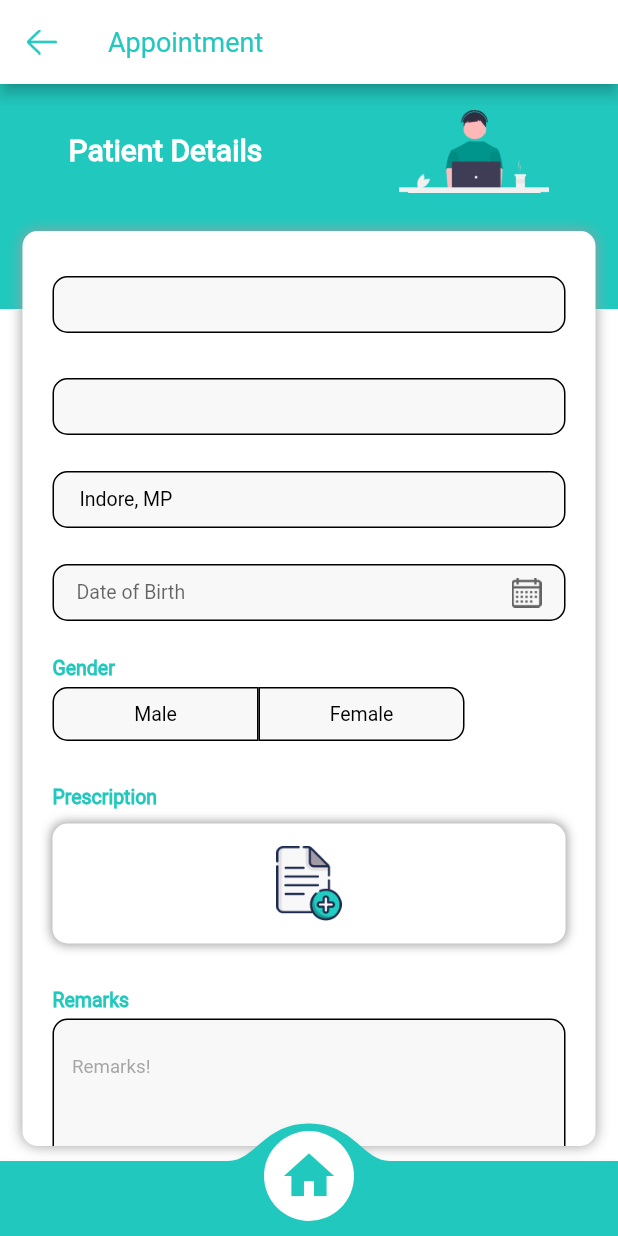
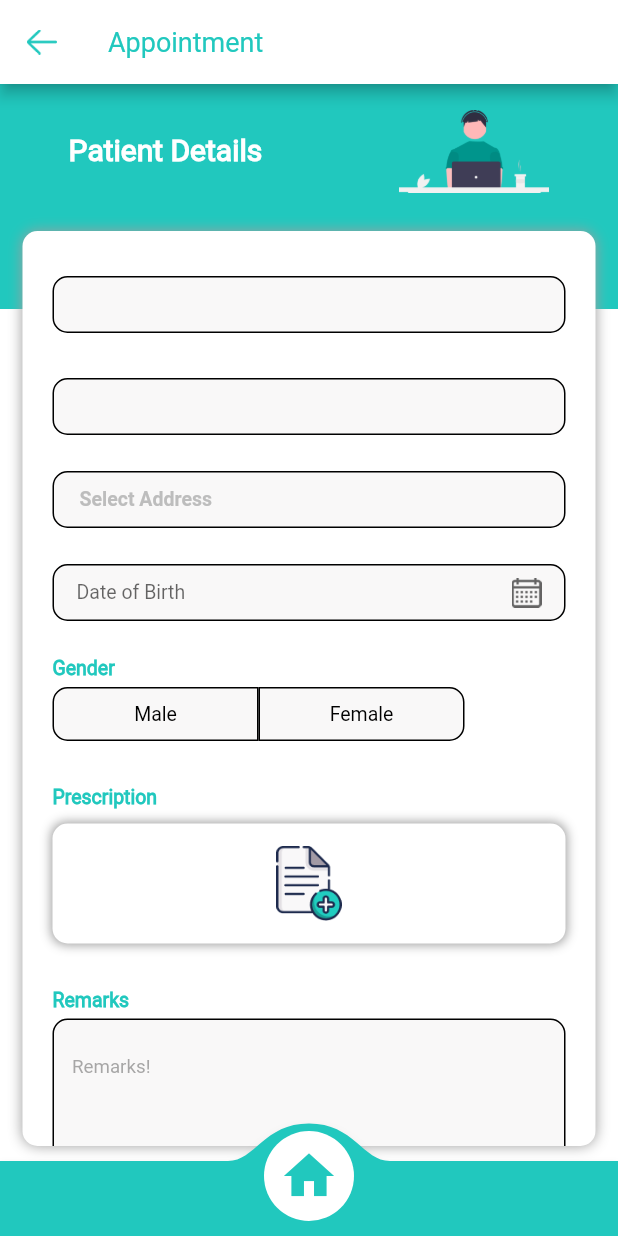
Before and after one commit to snehaagrawal070301/homelabz, a Flutter app: the BookingScreen screen opened directly, on a phone screen of 412 x 824 dp. Run offline on Flutter 3.47's test engine with Material 2 defaults, Android fonts, the phone set to English and light mode, and no system bars; drawn by our look-alikes of convex_bottom_bar; our stand-ins replace dio, dotted_border, file_picker, firebase_core, firebase_messaging, flutter_local_notifications and 7 more; missing offline and left inert: advance_pdf_viewer, ext_storage, stripe_payment; accounts and stored records are empty; Roboto replaces fonts that are missing (customLight).

Commit message:
address api changes 30th march

```diff
--- a/lib/Screens/BookingScreen.dart
+++ b/lib/Screens/BookingScreen.dart
@@ -70,7 +70,7 @@ class BookingScreenState extends State<BookingScreen> {
   LabResponse labName;
   DoctorResponse doctorName;
   SharedPreferences preferences;
-  String searchAddress = "Indore, MP";
+  String searchAddress = "";
   bool _loadingPath = false;
   bool _multiPick = true;
   String _fileName;
--- a/lib/Screens/BookingUpdate.dart
+++ b/lib/Screens/BookingUpdate.dart
@@ -68,7 +68,7 @@ class BookingUpdateState extends State<BookingUpdate> {
   LabResponse labName;
   DoctorResponse doctorName;
   SharedPreferences preferences;
-  String searchAddress = "Indore, MP";
+  String searchAddress = "";
   bool _multiPick = true;
   bool _loadingPath = false;
   List<PlatformFile> listOfImages;
--- a/lib/Screens/ProfileScreen.dart
+++ b/lib/Screens/ProfileScreen.dart
@@ -60,7 +60,7 @@ class _ProfileScreenState extends State<ProfileScreen> {
     super.initState();
     //print(_dob.text);
     //print(convertedDateTime);
-    _address.text = "Indore, MP";
+    _address.text = "";
     getSharedPreferences();
   }
 
```
